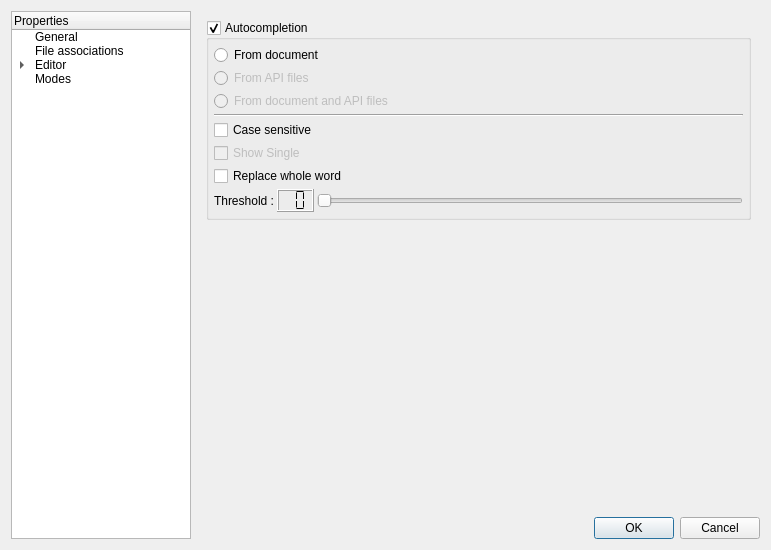
This is enki/ui/UISettings.ui in andreikop/enki as Qt 5 draws it before an edit. The edited form follows.
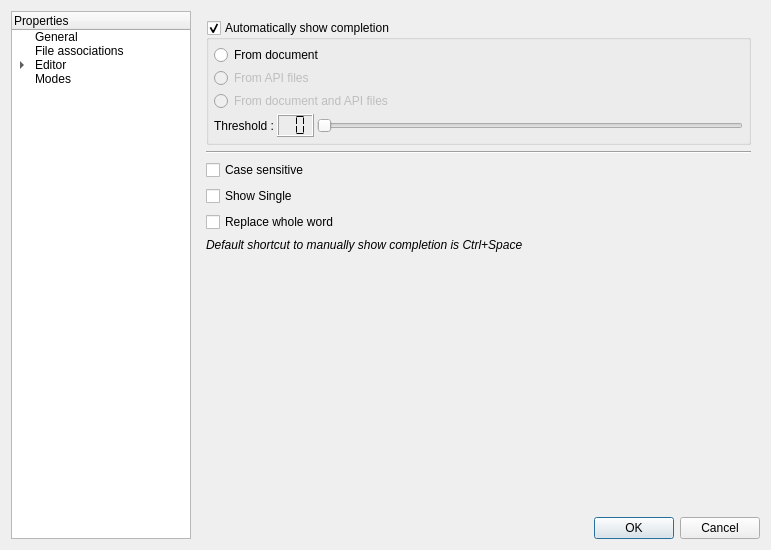
This is the edited form. The open tabs and pages were chosen to show the change. Custom widgets are drawn as their Qt base class.

Commit message: Autocompletion: better settings

Patch:
```diff
--- a/enki/ui/UISettings.ui
+++ b/enki/ui/UISettings.ui
@@ -425,7 +425,7 @@
          <item>
           <widget class="QGroupBox" name="gbAutoCompletion">
            <property name="title">
-            <string>Autocompletion</string>
+            <string>Automatically show completion</string>
            </property>
            <property name="checkable">
             <bool>true</bool>
@@ -464,37 +464,6 @@
               </property>
              </widget>
             </item>
-            <item>
-             <widget class="Line" name="line">
-              <property name="orientation">
-               <enum>Qt::Horizontal</enum>
-              </property>
-             </widget>
-            </item>
-            <item>
-             <widget class="QCheckBox" name="cbAutoCompletionCaseSensitivity">
-              <property name="text">
-               <string>Case sensitive</string>
-              </property>
-             </widget>
-            </item>
-            <item>
-             <widget class="QCheckBox" name="cbAutoCompletionShowSingle">
-              <property name="enabled">
-               <bool>false</bool>
-              </property>
-              <property name="text">
-               <string>Show Single</string>
-              </property>
-             </widget>
-            </item>
-            <item>
-             <widget class="QCheckBox" name="cbAutoCompletionReplaceWord">
-              <property name="text">
-               <string>Replace whole word</string>
-              </property>
-             </widget>
-            </item>
             <item>
              <layout class="QHBoxLayout" name="horizontalLayout_3">
               <item>
@@ -550,6 +519,46 @@
            </layout>
           </widget>
          </item>
+         <item>
+          <widget class="Line" name="line">
+           <property name="orientation">
+            <enum>Qt::Horizontal</enum>
+           </property>
+          </widget>
+         </item>
+         <item>
+          <widget class="QCheckBox" name="cbAutoCompletionCaseSensitivity">
+           <property name="text">
+            <string>Case sensitive</string>
+           </property>
+          </widget>
+         </item>
+         <item>
+          <widget class="QCheckBox" name="cbAutoCompletionShowSingle">
+           <property name="text">
+            <string>Show Single</string>
+           </property>
+          </widget>
+         </item>
+         <item>
+          <widget class="QCheckBox" name="cbAutoCompletionReplaceWord">
+           <property name="text">
+            <string>Replace whole word</string>
+           </property>
+          </widget>
+         </item>
+         <item>
+          <widget class="QLabel" name="label_7">
+           <property name="font">
+            <font>
+             <italic>true</italic>
+            </font>
+           </property>
+           <property name="text">
+            <string>Default shortcut to manually show completion is Ctrl+Space</string>
+           </property>
+          </widget>
+         </item>
          <item>
           <spacer>
            <property name="orientation">
```
Left out of the diff: 2 changed lines with no effect on the pictures. The commit also changes 1 other file.
